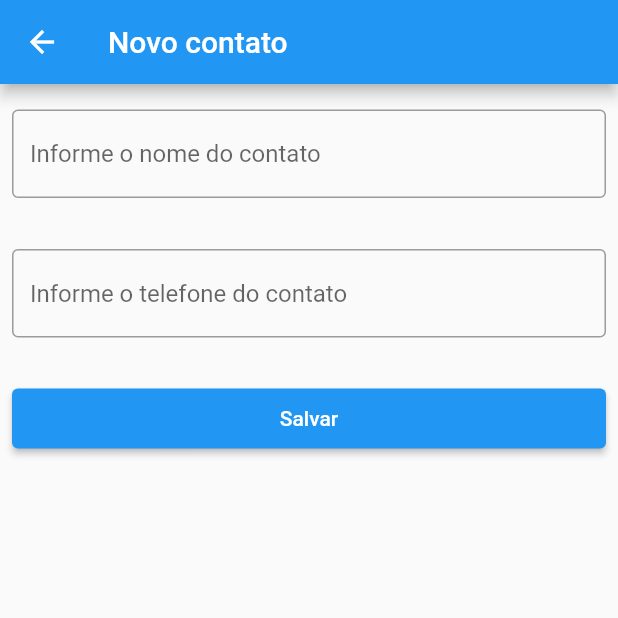
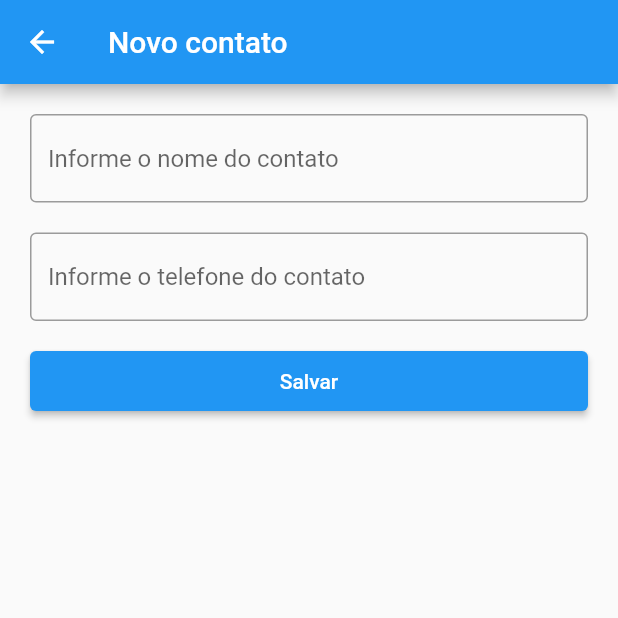
Before and after one commit to wilker123/schedule_app_with_sqlite, a Flutter app: the screen it shows after launch, after a tap on "Novo contato", on a phone screen of 412 x 824 dp, the top half of it. Run offline on Flutter 3.47's test engine with Material 2 defaults, Android fonts, the phone set to English and light mode, and no system bars; our stand-ins replace get_it, sqflite; accounts and stored records are empty.

Commit message:
Refactoring postContacts screen

```diff
--- a/schedule_app/lib/app_widget.dart
+++ b/schedule_app/lib/app_widget.dart
@@ -12,7 +12,7 @@ class AppWidget extends StatelessWidget {
       theme: ThemeData(
         primarySwatch: Colors.blue,
       ),
-      home: ListContacts(),
+      home: const ListContacts(),
     );
   }
 }
--- a/schedule_app/lib/pages/list_contacts.dart
+++ b/schedule_app/lib/pages/list_contacts.dart
@@ -36,12 +36,12 @@ class _ListContactsState extends State<ListContacts> {
       appBar: AppBar(
         title: const Text("Contatos"),
       ),
-      body: Container(
+      body: SizedBox(
         width: double.infinity,
         child: SingleChildScrollView(
           child: Column(
             children: [
-              Container(
+              SizedBox(
                 height: 400,
                 width: double.infinity,
                 child: FutureBuilder<List<Contact>>(
--- a/schedule_app/lib/pages/post_contact.dart
+++ b/schedule_app/lib/pages/post_contact.dart
@@ -20,32 +20,29 @@ class _PostContactState extends State<PostContact> {
         title: const Text("Novo contato"),
       ),
       body: SingleChildScrollView(
-        child: Container(
-          child: Center(
+        child: Padding(
+          padding: const EdgeInsets.all(20),
           child: Column(
             children: [
-                const Padding(
-                  padding: EdgeInsets.symmetric(horizontal: 8, vertical: 17),
-                  child: TextField(
+              const TextField(
                 decoration: InputDecoration(
                   border: OutlineInputBorder(),
                   hintText: "Informe o nome do contato",
                 ),
               ),
+              const SizedBox(
+                height: 20,
               ),
-                const Padding(
-                  padding: EdgeInsets.symmetric(horizontal: 8, vertical: 17),
-                  child: TextField(
+              const TextField(
                 decoration: InputDecoration(
                   border: OutlineInputBorder(),
                   hintText: "Informe o telefone do contato",
                 ),
               ),
+              const SizedBox(
+                height: 20,
               ),
-                Padding(
-                  padding:
-                      const EdgeInsets.symmetric(horizontal: 8, vertical: 17),
-                  child: SizedBox(
+              SizedBox(
                 height: 40,
                 width: double.infinity,
                 child: ElevatedButton(
@@ -53,9 +50,7 @@ class _PostContactState extends State<PostContact> {
                   onPressed: () {},
                 ),
               ),
-                ),
             ],
-            ),
           ),
         ),
       ),
```
Lines whose indentation alone changed are shown as unchanged.
